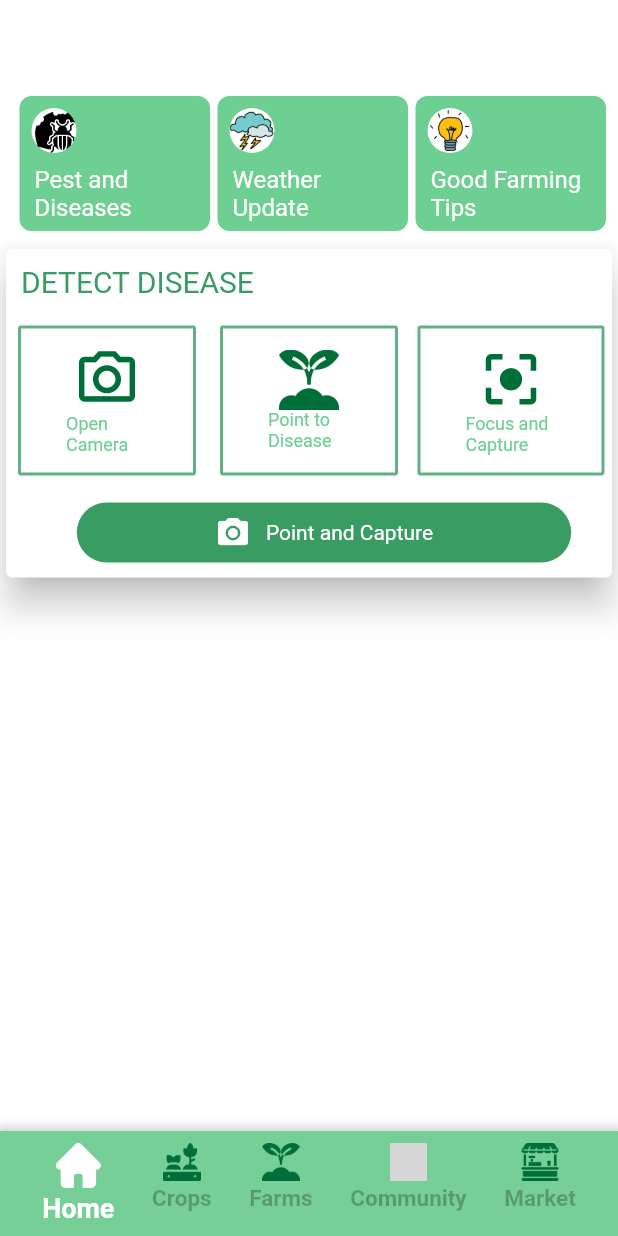
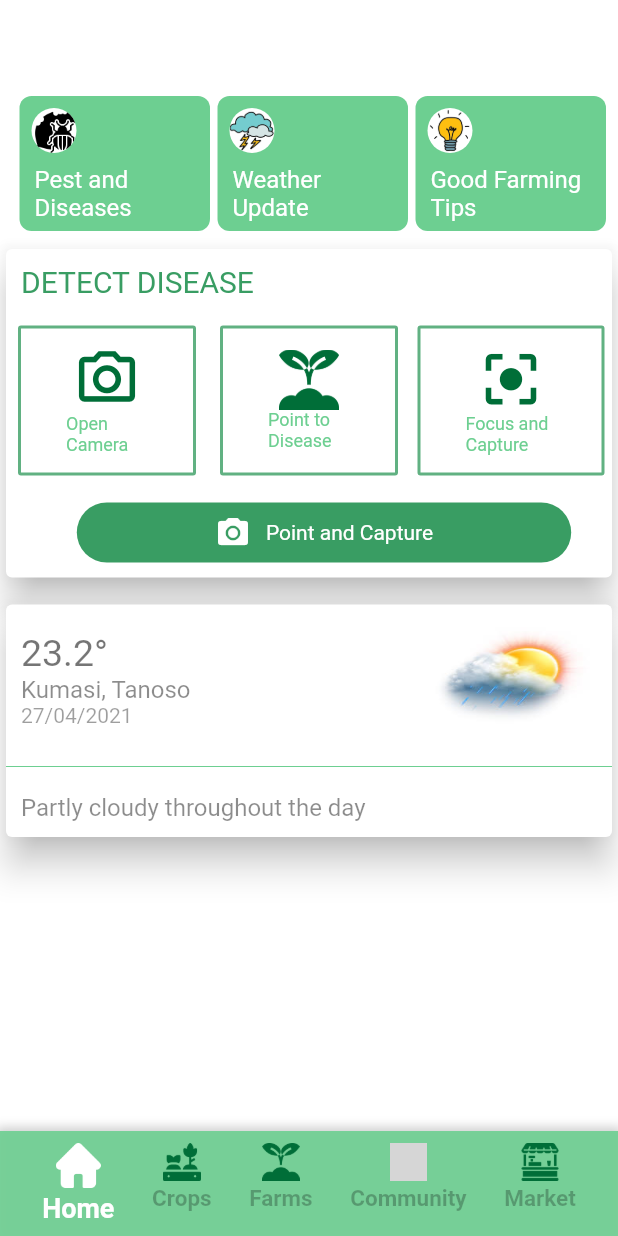
Before and after one commit to CodeAfric/AgriTeck-Users, a Flutter app: the HomePage screen opened directly, on a phone screen of 412 x 824 dp. Run offline on Flutter 3.47's test engine with Material 2 defaults, Android fonts, the phone set to English and light mode, and no system bars; our stand-ins replace carousel_pro, cloud_firestore, firebase_auth, firebase_core, firebase_storage, fluttertoast and 4 more; missing offline and left inert: floating_action_bubble, steel_crypt, tflite; accounts and stored records are empty; grey boxes are pictures that could not be loaded.

Commit message:
Last update

```diff
--- a/lib/Diseases-Training/TrainingScreen.dart
+++ b/lib/Diseases-Training/TrainingScreen.dart
@@ -78,12 +78,12 @@ class _TrainingState extends State<Training> {
           ),
           Container(
             padding: EdgeInsets.only(top: 10),
-            // child: Weather(
-            //   temperature: '23.2°',
-            //   location: 'Kumasi, Tanoso',
-            //   date: '27/04/2021',
-            //   weatherStatus: 'Partly cloudy throughout the day',
-            // ),
+            child: Weather(
+              temperature: '23.2°',
+              location: 'Kumasi, Tanoso',
+              date: '27/04/2021',
+              weatherStatus: 'Partly cloudy throughout the day',
+            ),
           )
         ],
       ),
@@ -315,95 +315,94 @@ class _DiseaseCaptureState extends State<DiseaseCapture> {
   }
 }
 
-// class Weather extends StatelessWidget {
-//   final String location;
-//   final String temperature;
-//   final String date;
-//   final String weatherStatus;
-//
-//   const Weather(
-//       {Key key, this.location, this.temperature, this.date, this.weatherStatus})
-//       : super(key: key);
-//
-//   @override
-//   Widget build(BuildContext context) {
-//     // TODO: implement build
-//     return Card(
-//       elevation: 10,
-//       child: Column(
-//         children: [
-//           Row(
-//             mainAxisAlignment: MainAxisAlignment.spaceBetween,
-//             children: [
-//               Expanded(
-//                 flex: 2,
-//                 child: Container(
-//                   padding: EdgeInsets.all(10),
-//                   child: Column(
-//                     mainAxisAlignment: MainAxisAlignment.start,
-//                     children: [
-//                       Container(
-//                         alignment: Alignment.centerLeft,
-//                         child: Text(
-//                           temperature,
-//                           style: TextStyle(
-//                               fontSize: 25,
-//                               color: Colors.black54,
-//                               fontWeight: FontWeight.w400),
-//                         ),
-//                       ),
-//                       Container(
-//                         alignment: Alignment.centerLeft,
-//                         child: Text(
-//                           location,
-//                           style: TextStyle(
-//                               fontSize: 16,
-//                               color: Colors.black45,
-//                               fontWeight: FontWeight.w400),
-//                         ),
-//                       ),
-//                       Container(
-//                         alignment: Alignment.centerLeft,
-//                         child: Text(
-//                           date,
-//                           style: TextStyle(
-//                               fontSize: 14,
-//                               color: Colors.black38,
-//                               fontWeight: FontWeight.w400),
-//                         ),
-//                       ),
-//                     ],
-//                   ),
-//                 ),
-//               ),
-//               Expanded(
-//                 flex: 1,
-//                 child: Container(
-//                   height: 100,
-//                   width: 120,
-//                   padding: EdgeInsets.all(15),
-//                   child: Image.asset(
-//                     'assets/icons/weather.jpg',
-//                     fit: BoxFit.fill,
-//                   ),
-//                 ),
-//               )
-//             ],
-//           ),
-//           Divider(
-//             color: primaryLight,
-//           ),
-//           Container(
-//             alignment: Alignment.centerLeft,
-//             padding: EdgeInsets.all(10),
-//             child: Text(
-//               weatherStatus,
-//               style: TextStyle(fontSize: 16, color: Colors.black45),
-//             ),
-//           )
-//         ],
-//       ),
-//     );
-//   }
-// }
-//
+class Weather extends StatelessWidget {
+  final String location;
+  final String temperature;
+  final String date;
+  final String weatherStatus;
+
+  const Weather(
+      {Key key, this.location, this.temperature, this.date, this.weatherStatus})
+      : super(key: key);
+
+  @override
+  Widget build(BuildContext context) {
+    // TODO: implement build
+    return Card(
+      elevation: 10,
+      child: Column(
+        children: [
+          Row(
+            mainAxisAlignment: MainAxisAlignment.spaceBetween,
+            children: [
+              Expanded(
+                flex: 2,
+                child: Container(
+                  padding: EdgeInsets.all(10),
+                  child: Column(
+                    mainAxisAlignment: MainAxisAlignment.start,
+                    children: [
+                      Container(
+                        alignment: Alignment.centerLeft,
+                        child: Text(
+                          temperature,
+                          style: TextStyle(
+                              fontSize: 25,
+                              color: Colors.black54,
+                              fontWeight: FontWeight.w400),
+                        ),
+                      ),
+                      Container(
+                        alignment: Alignment.centerLeft,
+                        child: Text(
+                          location,
+                          style: TextStyle(
+                              fontSize: 16,
+                              color: Colors.black45,
+                              fontWeight: FontWeight.w400),
+                        ),
+                      ),
+                      Container(
+                        alignment: Alignment.centerLeft,
+                        child: Text(
+                          date,
+                          style: TextStyle(
+                              fontSize: 14,
+                              color: Colors.black38,
+                              fontWeight: FontWeight.w400),
+                        ),
+                      ),
+                    ],
+                  ),
+                ),
+              ),
+              Expanded(
+                flex: 1,
+                child: Container(
+                  height: 100,
+                  width: 120,
+                  padding: EdgeInsets.all(15),
+                  child: Image.asset(
+                    'assets/icons/weather.jpg',
+                    fit: BoxFit.fill,
+                  ),
+                ),
+              )
+            ],
+          ),
+          Divider(
+            color: primaryLight,
+          ),
+          Container(
+            alignment: Alignment.centerLeft,
+            padding: EdgeInsets.all(10),
+            child: Text(
+              weatherStatus,
+              style: TextStyle(fontSize: 16, color: Colors.black45),
+            ),
+          )
+        ],
+      ),
+    );
+  }
+}
--- a/lib/common UI/open-camera.dart
+++ b/lib/common UI/open-camera.dart
@@ -44,7 +44,8 @@ Future<File> showCameraDialog(BuildContext context) {
                     if (imageFile != null) {
                       //detect the crop disease
                       predictDesease(imageFile).then((predictions) async {
-                        print(predictions);
+                        print('===========$predictions');
+                        //print(predictions);
                         //show the details of the crop
                         Navigator.of(context).pop();
                         await Navigator.push(context,
--- a/lib/common-functions/tflite.dart
+++ b/lib/common-functions/tflite.dart
@@ -17,12 +17,14 @@ Future loadModel() async {
 
 Future predictDesease(var image) async {
   try {
+    print('-----------------------------------working from here');
+    print('-----------------------------------${image.path}e');
     // Start a timer for the process
     int startTime = new DateTime.now().millisecondsSinceEpoch;
     // Load the model
 
-    loadModel().then((val) {
-      print('object Model Loaded');
+   loadModel().then((val) {
+      print('======================================object Model Loaded');
     });
 
 // Run the Model on the image the is selested
@@ -42,9 +44,10 @@ Future predictDesease(var image) async {
     // Dispose the Tflite to free up resources
     Tflite.close();
 
-    // Return the prediction
+    // Return the predictionop
+    print('=================from first============\n${prediction}\n==============================');
     return prediction;
   } catch (e) {
-    return e;
+    print(e);
   }
 }
--- a/lib/farms/new-farm-page.dart
+++ b/lib/farms/new-farm-page.dart
@@ -335,7 +335,7 @@ class _NewFarmState extends State<NewFarm> {
               cropType: cropType,
               description: description,
             );
-            await UserServices.saveFarm(user.uid+formatter.format(DateTime.now()), farms);
+            await UserServices.saveFarm(user.uid+DateTime.now().toIso8601String(), farms);
             isLoading = false;
             await showToast(
                 context, fToast, Icons.check, primaryDark,"Farm data Saved successfully");
--- a/lib/main.dart
+++ b/lib/main.dart
@@ -17,7 +17,7 @@ class MyApp extends StatelessWidget {
   // This widget is the root of your application.
   @override
   Widget build(BuildContext context) {
-    FirebaseAuth.instance.signOut();
+   // FirebaseAuth.instance.signOut();
 
     return MaterialApp(
       debugShowCheckedModeBanner: false,
--- a/pubspec.yaml
+++ b/pubspec.yaml
@@ -50,6 +50,7 @@ flutter:
     - assets/diseases/
     - assets/icons/
     - assets/images/
+    - assets/
   #   - images/a_dot_burr.jpeg
   #   - images/a_dot_ham.jpeg
 
```
Also changed, not shown: lib/diseases/disease_detection_details.dart (+0 -23 lines).
